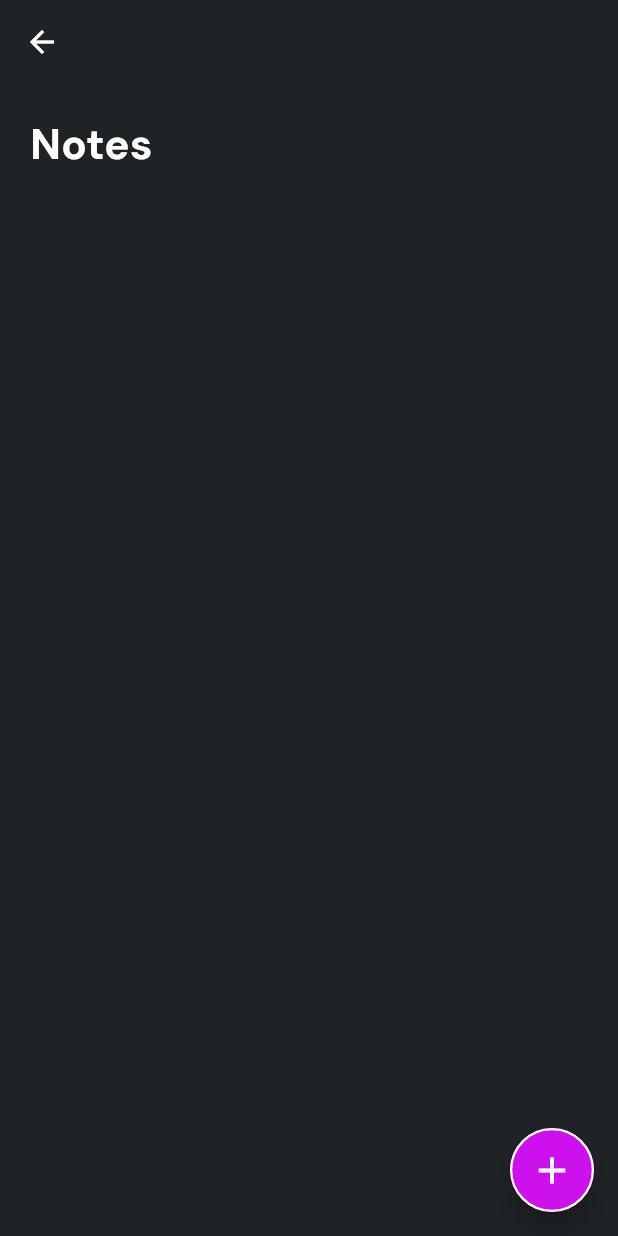
After one commit to spcodegen/Note-Sphere, a Flutter app: the screen it shows after launch, after a tap on "Notes", on a phone screen of 412 x 824 dp. The commit adds this screen. Run offline on Flutter 3.47's test engine with Material 3 defaults, Android fonts, the light colour scheme and no system bars; our stand-ins replace go_router, google_fonts.

Commit message:
Navigation to Notes and Todo pages

```diff
--- a/lib/pages/home_page.dart
+++ b/lib/pages/home_page.dart
@@ -1,5 +1,6 @@
 import 'package:flutter/material.dart';
 import 'package:notes_sphere/utils/constants.dart';
+import 'package:notes_sphere/utils/router.dart';
 import 'package:notes_sphere/utils/text_styles.dart';
 import 'package:notes_sphere/widgets/notes_todo_card.dart';
 import 'package:notes_sphere/widgets/progress_card.dart';
@@ -21,39 +22,51 @@ class _HomePageState extends State<HomePage> {
           style: AppTextStyles.appTitle,
         ),
       ),
-      body: const Padding(
-        padding: EdgeInsets.all(8),
+      body: Padding(
+        padding: const EdgeInsets.all(8),
         child: Column(
           children: [
-            SizedBox(
+            const SizedBox(
               height: AppConstants.kDefaultPadding,
             ),
-            ProgressCard(
+            const ProgressCard(
               completedTasks: 5,
               totalTasks: 5,
             ),
-            SizedBox(
+            const SizedBox(
               height: AppConstants.kDefaultPadding * 1.5,
             ),
             Row(
               mainAxisAlignment: MainAxisAlignment.spaceBetween,
               children: [
-                NotesTodoCard(
+                GestureDetector(
+                  onTap: () {
+                    //go to the notes page
+                    AppRouter.router.push("/notes");
+                  },
+                  child: const NotesTodoCard(
                     icon: Icons.bookmark_add_outlined,
                     title: "Notes",
                     description: "3 Notes",
                   ),
-                NotesTodoCard(
+                ),
+                GestureDetector(
+                  onTap: () {
+                    //go to the todos page
+                    AppRouter.router.push("/todos");
+                  },
+                  child: const NotesTodoCard(
                     icon: Icons.today_outlined,
                     title: "To-Do List",
                     description: "3 Tasks",
                   ),
+                ),
               ],
             ),
-            SizedBox(
+            const SizedBox(
               height: AppConstants.kDefaultPadding * 1.5,
             ),
-            Row(
+            const Row(
               mainAxisAlignment: MainAxisAlignment.spaceBetween,
               children: [
                 Text(
--- /dev/null
+++ b/lib/pages/notes_page.dart
@@ -0,0 +1,64 @@
+import 'package:flutter/material.dart';
+import 'package:notes_sphere/utils/colors.dart';
+import 'package:notes_sphere/utils/constants.dart';
+import 'package:notes_sphere/utils/router.dart';
+import 'package:notes_sphere/utils/text_styles.dart';
+
+class NotesPage extends StatefulWidget {
+  const NotesPage({super.key});
+
+  @override
+  State<NotesPage> createState() => _NotesPageState();
+}
+
+class _NotesPageState extends State<NotesPage> {
+  @override
+  Widget build(BuildContext context) {
+    return Scaffold(
+      appBar: AppBar(
+        automaticallyImplyLeading: false,
+        leading: IconButton(
+          onPressed: () {
+            //GO TO THE HOMEPAGE
+            AppRouter.router.go("/");
+          },
+          icon: const Icon(
+            Icons.arrow_back,
+          ),
+        ),
+      ),
+
+      //floating action button
+      floatingActionButton: FloatingActionButton(
+        onPressed: () {},
+        shape: const RoundedRectangleBorder(
+          borderRadius: BorderRadius.all(
+            Radius.circular(100),
+          ),
+          side: BorderSide(
+            color: AppColors.kWhiteColor,
+            width: 1.5,
+          ),
+        ),
+        child: const Icon(
+          Icons.add,
+          color: AppColors.kWhiteColor,
+          size: 30,
+        ),
+      ),
+      body: const Padding(
+        padding: EdgeInsets.all(
+          AppConstants.kDefaultPadding,
+        ),
+        child: Column(
+          children: [
+            Text(
+              "Notes",
+              style: AppTextStyles.appTitle,
+            ),
+          ],
+        ),
+      ),
+    );
+  }
+}
--- a/lib/utils/router.dart
+++ b/lib/utils/router.dart
@@ -1,6 +1,8 @@
 import 'package:flutter/material.dart';
 import 'package:go_router/go_router.dart';
 import 'package:notes_sphere/pages/home_page.dart';
+import 'package:notes_sphere/pages/notes_page.dart';
+import 'package:notes_sphere/pages/todo_page.dart';
 
 class AppRouter {
   static final router = GoRouter(
@@ -15,7 +17,25 @@ class AppRouter {
         builder: (context, state) {
           return const HomePage();
         },
-      )
+      ),
+
+      //notes page
+      GoRoute(
+        name: "notes",
+        path: "/notes",
+        builder: (context, state) {
+          return const NotesPage();
+        },
+      ),
+
+      //to-do page
+      GoRoute(
+        name: "todos",
+        path: "/todos",
+        builder: (context, state) {
+          return const TodoPage();
+        },
+      ),
     ],
   );
 }
```
Also changed, not shown: lib/pages/todo_page.dart (added, +21 -0 lines). Lines whose indentation alone changed are shown as unchanged.
